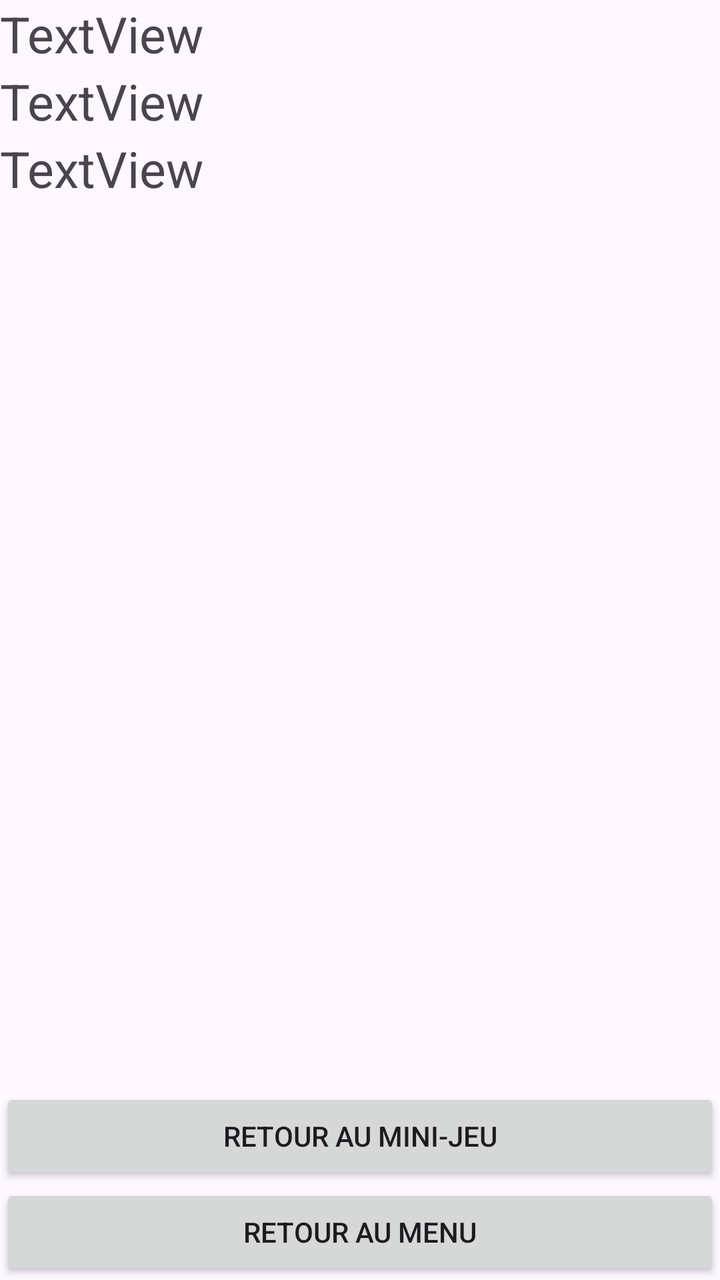
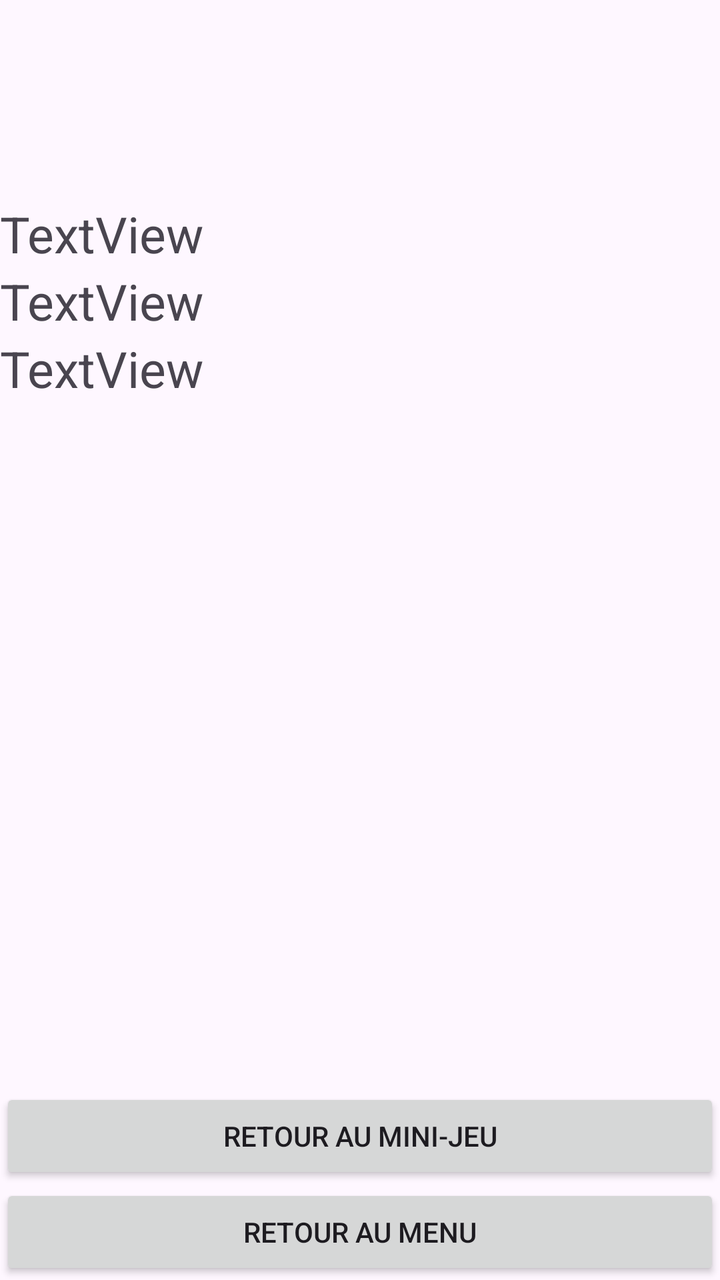

Screens rendered from an Android XML layout before and after an edit, with the pre-edit source and the edit as a unified diff.
<!-- AndroidManifest.xml: application theme Theme.CalcDevMobile -->
<!-- res/layout/results.xml -->
<?xml version="1.0" encoding="utf-8"?>
<androidx.constraintlayout.widget.ConstraintLayout xmlns:android="http://schemas.android.com/apk/res/android"
    xmlns:app="http://schemas.android.com/apk/res-auto"
    xmlns:tools="http://schemas.android.com/tools"
    android:id="@+id/main"
    android:layout_width="match_parent"
    android:layout_height="match_parent"
    tools:context=".CalculatriceActivity">

    <LinearLayout
        android:layout_width="match_parent"
        android:layout_height="match_parent"
        android:orientation="vertical">

        <LinearLayout
            android:layout_width="match_parent"
            android:layout_height="wrap_content"
            android:orientation="vertical">

            <TextView
                android:id="@+id/textViewRight"
                android:layout_width="match_parent"
                android:layout_height="wrap_content"
                android:text="TextView"
                android:textSize="25sp" />

            <TextView
                android:id="@+id/textViewWrong"
                android:layout_width="match_parent"
                android:layout_height="wrap_content"
                android:text="TextView"
                android:textSize="25sp" />

            <TextView
                android:id="@+id/textViewPercentage"
                android:layout_width="match_parent"
                android:layout_height="wrap_content"
                android:text="TextView"
                android:textSize="25sp" />
        </LinearLayout>

        <LinearLayout
            android:layout_width="match_parent"
            android:layout_height="match_parent"
            android:gravity="bottom"
            android:orientation="vertical">

            <Button
                android:id="@+id/buttonMiniGame"
                android:layout_width="match_parent"
                android:layout_height="wrap_content"
                android:text="Retour au mini-jeu" />

            <Button
                android:id="@+id/buttonMenu"
                android:layout_width="match_parent"
                android:layout_height="wrap_content"
                android:text="Retour au Menu" />
        </LinearLayout>
    </LinearLayout>
</androidx.constraintlayout.widget.ConstraintLayout>
<!-- resources referenced by this layout -->
<resources>
  <style name="Theme.CalcDevMobile" parent="Base.Theme.CalcDevMobile" />
  <style name="Base.Theme.CalcDevMobile" parent="Theme.Material3.DayNight">
          
          
      </style>
</resources>

<!-- the commit's change to res/layout/results.xml (unified diff, before → after) -->
@@ -15,7 +15,8 @@
         <LinearLayout
             android:layout_width="match_parent"
             android:layout_height="wrap_content"
-            android:orientation="vertical">
+            android:orientation="vertical"
+            android:translationY="100sp">
 
             <TextView
                 android:id="@+id/textViewRight"
